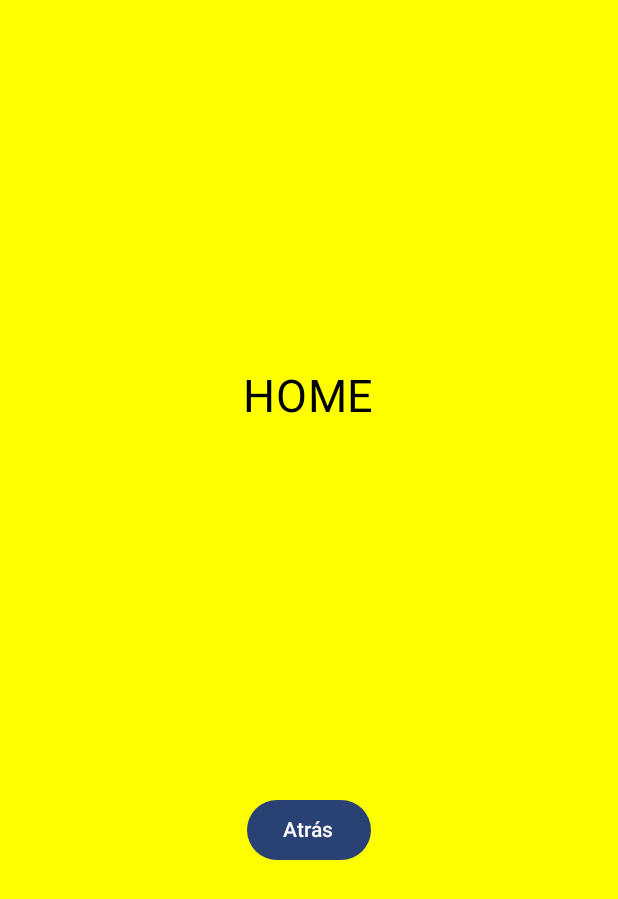
After one commit to VicLT/UDEMY_Jetpack_Compose, an Android app built with Jetpack Compose: the HomeScreen screen opened through its navigation route, on a phone screen of 412 x 824 dp. The commit adds this screen. Shown: the top 899 px of the screen. Run offline under Robolectric (Android 15) with nearby library versions, the phone set to English and light mode, and no system bars.

Commit message:
Navegación básica

```diff
--- a/app/build.gradle.kts
+++ b/app/build.gradle.kts
@@ -2,6 +2,7 @@ plugins {
     alias(libs.plugins.android.application)
     alias(libs.plugins.kotlin.android)
     alias(libs.plugins.kotlin.compose)
+    alias(libs.plugins.jetbrainsKotlinSerialization)
 }
 
 android {
@@ -53,6 +54,8 @@ dependencies {
     implementation(libs.coil.compose)
     implementation(libs.coil.network.okhttp)
     implementation(libs.lottie.compose)
+    implementation(libs.androidx.navigation.compose)
+    implementation(libs.kotlin.serialization)
     testImplementation(libs.junit)
     androidTestImplementation(libs.androidx.junit)
     androidTestImplementation(libs.androidx.espresso.core)
--- /dev/null
+++ b/app/src/main/java/udemy/victorlamas/myfirstcomposeapp/components/navigation/NavigationWrapper.kt
@@ -0,0 +1,22 @@
+package udemy.victorlamas.myfirstcomposeapp.components.navigation
+
+import androidx.compose.runtime.Composable
+import androidx.navigation.compose.NavHost
+import androidx.navigation.compose.composable
+import androidx.navigation.compose.rememberNavController
+import udemy.victorlamas.myfirstcomposeapp.components.navigation.examples.HomeScreen
+import udemy.victorlamas.myfirstcomposeapp.components.navigation.examples.LoginScreen
+
+@Composable
+fun NavigationWrapper() {
+    val navController = rememberNavController()
+    NavHost(navController = navController, startDestination = Login) {
+        composable<Login> {
+            LoginScreen(navigateToDetail = { navController.navigate(Home) })
+        }
+
+        composable<Home> {
+            HomeScreen(navigateBack = { navController.popBackStack() })
+        }
+    }
+}
--- /dev/null
+++ b/app/src/main/java/udemy/victorlamas/myfirstcomposeapp/components/navigation/Screens.kt
@@ -0,0 +1,9 @@
+package udemy.victorlamas.myfirstcomposeapp.components.navigation
+
+import kotlinx.serialization.Serializable
+
+@Serializable
+object Login
+
+@Serializable
+object Home
--- /dev/null
+++ b/app/src/main/java/udemy/victorlamas/myfirstcomposeapp/components/navigation/examples/HomeScreen.kt
@@ -0,0 +1,29 @@
+package udemy.victorlamas.myfirstcomposeapp.components.navigation.examples
+
+import androidx.compose.foundation.background
+import androidx.compose.foundation.layout.Column
+import androidx.compose.foundation.layout.Spacer
+import androidx.compose.foundation.layout.fillMaxSize
+import androidx.compose.material3.Button
+import androidx.compose.material3.Text
+import androidx.compose.runtime.Composable
+import androidx.compose.ui.Alignment
+import androidx.compose.ui.Modifier
+import androidx.compose.ui.graphics.Color
+import androidx.compose.ui.unit.sp
+
+@Composable
+fun HomeScreen(navigateBack: () -> Unit) {
+    Column(
+        Modifier.fillMaxSize().background(Color.Yellow),
+        horizontalAlignment = Alignment.CenterHorizontally
+    ) {
+        Spacer(Modifier.weight(1f))
+        Text("HOME", fontSize = 30.sp)
+        Spacer(Modifier.weight(1f))
+        Button(onClick = { navigateBack() }) {
+            Text("Atrás")
+        }
+        Spacer(Modifier.weight(1f))
+    }
+}
--- /dev/null
+++ b/app/src/main/java/udemy/victorlamas/myfirstcomposeapp/components/navigation/examples/LoginScreen.kt
@@ -0,0 +1,29 @@
+package udemy.victorlamas.myfirstcomposeapp.components.navigation.examples
+
+import androidx.compose.foundation.background
+import androidx.compose.foundation.layout.Column
+import androidx.compose.foundation.layout.Spacer
+import androidx.compose.foundation.layout.fillMaxSize
+import androidx.compose.material3.Button
+import androidx.compose.material3.Text
+import androidx.compose.runtime.Composable
+import androidx.compose.ui.Alignment
+import androidx.compose.ui.Modifier
+import androidx.compose.ui.graphics.Color
+import androidx.compose.ui.unit.sp
+
+@Composable
+fun LoginScreen(navigateToDetail: () -> Unit) {
+    Column(
+        Modifier.fillMaxSize().background(Color.Blue),
+        horizontalAlignment = Alignment.CenterHorizontally
+    ) {
+        Spacer(Modifier.weight(1f))
+        Text("LOGIN", fontSize = 30.sp)
+        Spacer(Modifier.weight(1f))
+        Button(onClick = { navigateToDetail() }) {
+            Text("Navegar")
+        }
+        Spacer(Modifier.weight(1f))
+    }
+}
```
Also changed, not shown: app/src/main/java/udemy/victorlamas/myfirstcomposeapp/MainActivity.kt (+23 -36 lines), gradle/libs.versions.toml (+6 -1 lines), app/src/main/java/udemy/victorlamas/myfirstcomposeapp/components/Lists.kt (line endings or trailing spaces).
